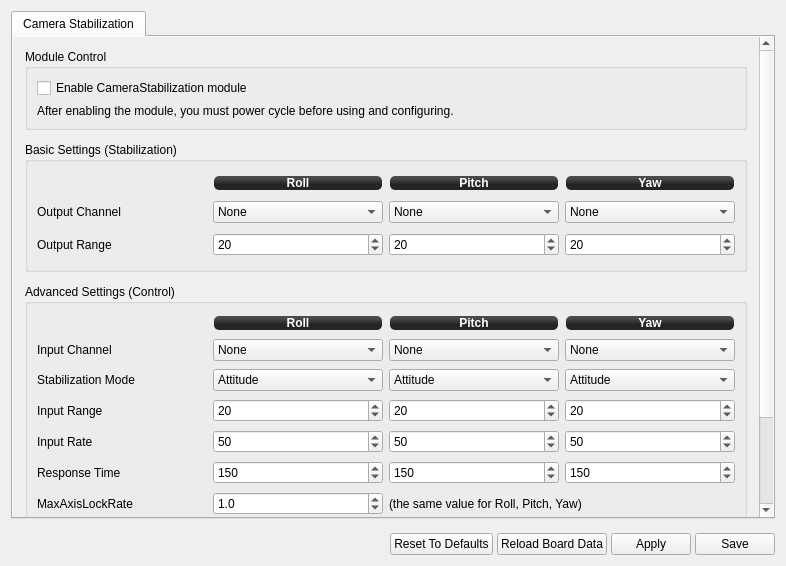
This is ground/openpilotgcs/src/plugins/config/camerastabilization.ui in openpilot/OpenPilot as Qt 5 draws it before an edit. The edited form follows.
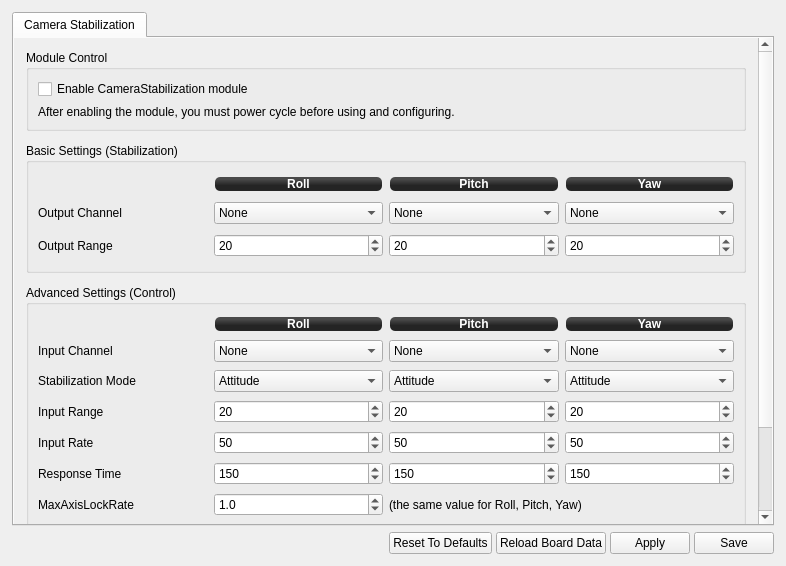
This is the edited form. Icons and pictures are not drawn.

Commit message: couple little tweaks, is perfect on linux and windows, close enough on osx

```diff
--- a/ground/openpilotgcs/src/plugins/config/camerastabilization.ui
+++ b/ground/openpilotgcs/src/plugins/config/camerastabilization.ui
@@ -27,7 +27,10 @@
   </property>
   <layout class="QVBoxLayout" name="verticalLayout_5">
    <property name="spacing">
-    <number>14</number>
+    <number>6</number>
+   </property>
+   <property name="margin">
+    <number>12</number>
    </property>
    <item>
     <widget class="QTabWidget" name="tabWidget">
@@ -46,7 +49,7 @@
       </attribute>
       <layout class="QVBoxLayout" name="verticalLayout_2">
        <property name="spacing">
-        <number>-1</number>
+        <number>6</number>
        </property>
        <property name="margin">
         <number>0</number>
@@ -70,8 +73,8 @@
            <rect>
             <x>0</x>
             <y>0</y>
-            <width>741</width>
-            <height>559</height>
+            <width>742</width>
+            <height>604</height>
            </rect>
           </property>
           <layout class="QVBoxLayout" name="verticalLayout">
@@ -410,7 +413,7 @@
              </property>
              <layout class="QGridLayout" name="gridLayout_8">
               <property name="verticalSpacing">
-               <number>-1</number>
+               <number>6</number>
               </property>
               <item row="0" column="3">
                <widget class="QLabel" name="label_32">
```
The commit also changes 3 other files.
